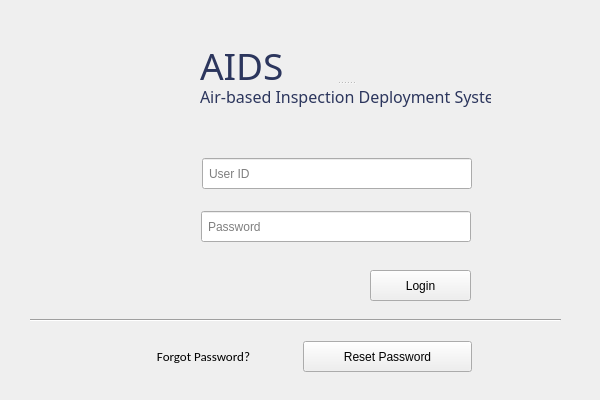
First picture: the form in Login/Login.ui, repository cnvillarta/SARdrone, before the edit.
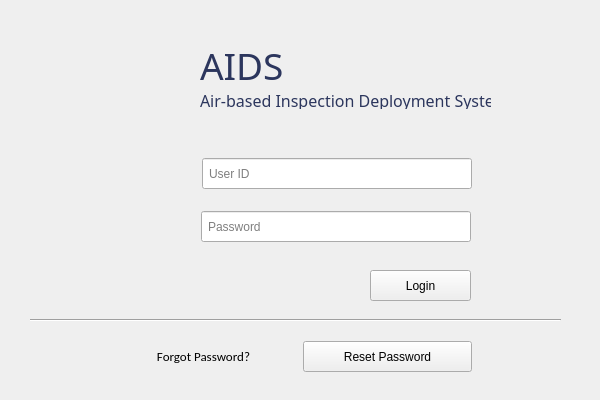
Second picture: the form after the edit. Icons and pictures are not drawn.

Patch:
```diff
--- a/Login/Login.ui
+++ b/Login/Login.ui
@@ -68,43 +68,6 @@
      <enum>Qt::Horizontal</enum>
     </property>
    </widget>
-   <widget class="QSplitter" name="splitter_2">
-    <property name="geometry">
-     <rect>
-      <x>200</x>
-      <y>40</y>
-      <width>291</width>
-      <height>68</height>
-     </rect>
-    </property>
-    <property name="orientation">
-     <enum>Qt::Vertical</enum>
-    </property>
-    <widget class="QLabel" name="aids_logo">
-     <property name="font">
-      <font>
-       <family>Audiowide</family>
-       <pointsize>28</pointsize>
-       <kerning>true</kerning>
-      </font>
-     </property>
-     <property name="text">
-      <string>&lt;html&gt;&lt;head/&gt;&lt;body&gt;&lt;p&gt;&lt;span style=&quot; color:#2c365d;&quot;&gt;AIDS&lt;/span&gt;&lt;/p&gt;&lt;/body&gt;&lt;/html&gt;</string>
-     </property>
-    </widget>
-    <widget class="QLabel" name="app_name">
-     <property name="font">
-      <font>
-       <family>Barlow Medium</family>
-       <pointsize>12</pointsize>
-       <kerning>true</kerning>
-      </font>
-     </property>
-     <property name="text">
-      <string>&lt;html&gt;&lt;head/&gt;&lt;body&gt;&lt;p&gt;&lt;span style=&quot; color:#2c365d;&quot;&gt;Air-based Inspection Deployment System&lt;/span&gt;&lt;/p&gt;&lt;/body&gt;&lt;/html&gt;</string>
-     </property>
-    </widget>
-   </widget>
    <widget class="QPushButton" name="btn_login">
     <property name="geometry">
      <rect>
@@ -126,14 +89,14 @@
    <widget class="QLabel" name="lbl_response">
     <property name="geometry">
      <rect>
-      <x>156</x>
-      <y>123</y>
+      <x>180</x>
+      <y>130</y>
       <width>311</width>
       <height>20</height>
      </rect>
     </property>
     <property name="sizePolicy">
-     <sizepolicy hsizetype="Fixed" vsizetype="Fixed">
+     <sizepolicy hsizetype="Expanding" vsizetype="Preferred">
       <horstretch>5</horstretch>
       <verstretch>5</verstretch>
      </sizepolicy>
@@ -159,7 +122,7 @@
     <property name="font">
      <font>
       <family>Calibri</family>
-      <pointsize>11</pointsize>
+      <pointsize>10</pointsize>
      </font>
     </property>
     <property name="text">
@@ -169,6 +132,70 @@
      <set>Qt::AlignCenter</set>
     </property>
    </widget>
+   <widget class="QWidget" name="">
+    <property name="geometry">
+     <rect>
+      <x>200</x>
+      <y>40</y>
+      <width>293</width>
+      <height>71</height>
+     </rect>
+    </property>
+    <layout class="QVBoxLayout" name="verticalLayout">
+     <item>
+      <widget class="QLabel" name="aids_logo">
+       <property name="minimumSize">
+        <size>
+         <width>291</width>
+         <height>43</height>
+        </size>
+       </property>
+       <property name="maximumSize">
+        <size>
+         <width>291</width>
+         <height>43</height>
+        </size>
+       </property>
+       <property name="font">
+        <font>
+         <family>Audiowide</family>
+         <pointsize>28</pointsize>
+         <kerning>true</kerning>
+        </font>
+       </property>
+       <property name="text">
+        <string>&lt;html&gt;&lt;head/&gt;&lt;body&gt;&lt;p&gt;&lt;span style=&quot; color:#2c365d;&quot;&gt;AIDS&lt;/span&gt;&lt;/p&gt;&lt;/body&gt;&lt;/html&gt;</string>
+       </property>
+      </widget>
+     </item>
+     <item>
+      <widget class="QLabel" name="app_name">
+       <property name="minimumSize">
+        <size>
+         <width>291</width>
+         <height>20</height>
+        </size>
+       </property>
+       <property name="maximumSize">
+        <size>
+         <width>291</width>
+         <height>20</height>
+        </size>
+       </property>
+       <property name="font">
+        <font>
+         <family>Barlow Medium</family>
+         <pointsize>12</pointsize>
+         <kerning>true</kerning>
+        </font>
+       </property>
+       <property name="text">
+        <string>&lt;html&gt;&lt;head/&gt;&lt;body&gt;&lt;p&gt;&lt;span style=&quot; color:#2c365d;&quot;&gt;Air-based Inspection Deployment System&lt;/span&gt;&lt;/p&gt;&lt;/body&gt;&lt;/html&gt;</string>
+       </property>
+      </widget>
+     </item>
+    </layout>
+   </widget>
    <widget class="QWidget" name="">
     <property name="geometry">
      <rect>
```
Left out of the diff: 6 changed lines with no effect on the pictures.
